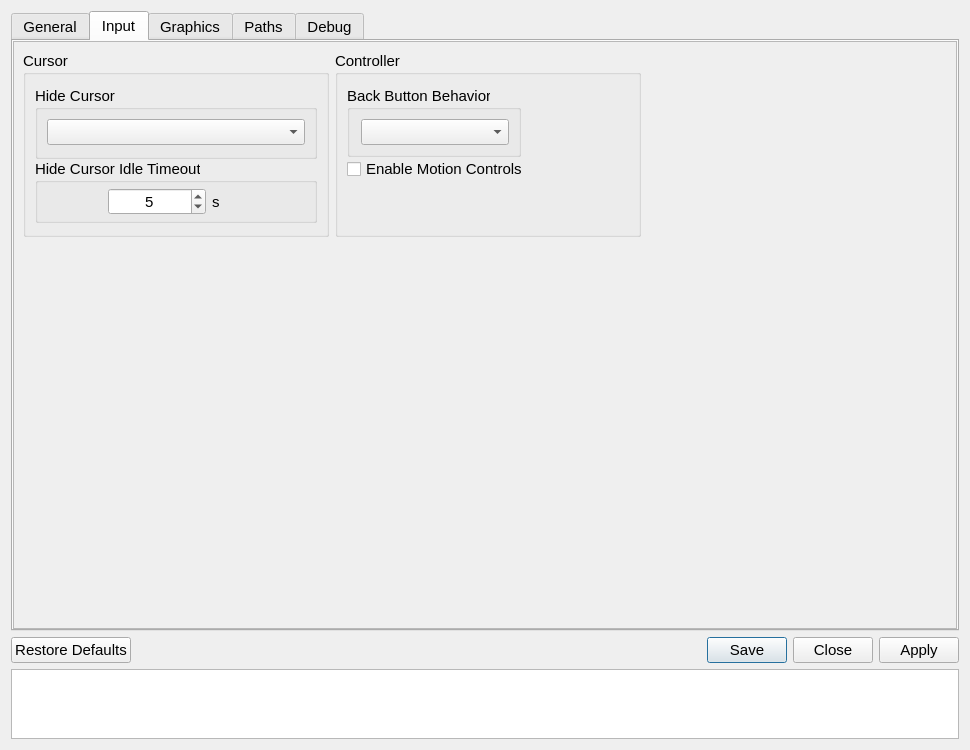
The window that src/qt_gui/settings_dialog.ui (shadps4-emu/shadPS4) describes before a commit, drawn with Qt 5.
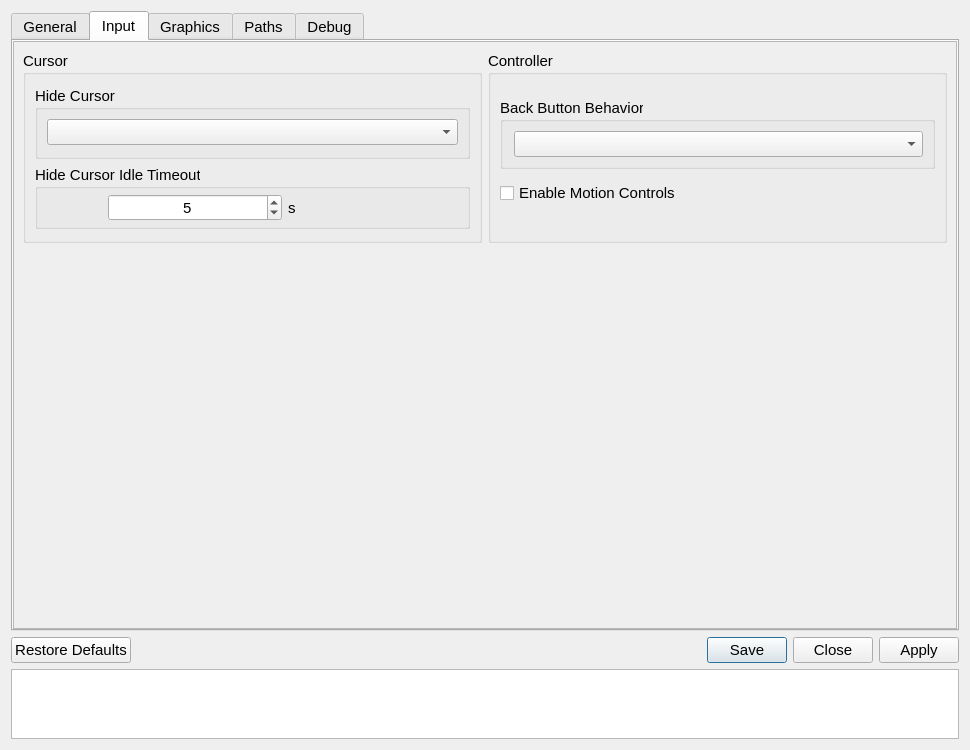
The same window after the commit. The open tabs and pages were chosen to show the change. Icons and pictures are not drawn.

Commit message: Fixup minor issues with the 'Advanced' group box in the 'Debug' tab

The edit to the form file:
```diff
--- a/src/qt_gui/settings_dialog.ui
+++ b/src/qt_gui/settings_dialog.ui
@@ -641,7 +641,7 @@
        </property>
        <layout class="QVBoxLayout" name="inputTabVLayout" stretch="0,0">
         <item>
-         <layout class="QHBoxLayout" name="inputTabHLayoutTop" stretch="1,1,1">
+         <layout class="QHBoxLayout" name="inputTabHLayoutTop" stretch="1,1">
           <item>
            <layout class="QVBoxLayout" name="cursorTabLayoutLeft">
             <property name="spacing">
@@ -655,17 +655,14 @@
               <property name="title">
                <string>Cursor</string>
               </property>
-              <layout class="QVBoxLayout" name="inputCursorLayout">
-               <property name="spacing">
-                <number>0</number>
-               </property>
+              <layout class="QGridLayout" name="gridLayout_2">
                <property name="topMargin">
                 <number>11</number>
                </property>
                <property name="bottomMargin">
                 <number>11</number>
                </property>
-               <item>
+               <item row="0" column="0">
                 <widget class="QGroupBox" name="hideCursorGroupBox">
                  <property name="enabled">
                   <bool>true</bool>
@@ -692,7 +689,7 @@
                  </layout>
                 </widget>
                </item>
-               <item>
+               <item row="1" column="0">
                 <widget class="QGroupBox" name="idleTimeoutGroupBox">
                  <property name="enabled">
                   <bool>true</bool>
@@ -827,7 +824,7 @@
                   <bool>true</bool>
                  </property>
                  <property name="sizePolicy">
-                  <sizepolicy hsizetype="Fixed" vsizetype="Fixed">
+                  <sizepolicy hsizetype="Preferred" vsizetype="Fixed">
                    <horstretch>0</horstretch>
                    <verstretch>0</verstretch>
                   </sizepolicy>
@@ -863,6 +860,12 @@
                  <property name="enabled">
                   <bool>true</bool>
                  </property>
+                 <property name="sizePolicy">
+                  <sizepolicy hsizetype="Preferred" vsizetype="Maximum">
+                   <horstretch>0</horstretch>
+                   <verstretch>0</verstretch>
+                  </sizepolicy>
+                 </property>
                  <property name="minimumSize">
                   <size>
                    <width>0</width>
@@ -876,23 +879,6 @@
             </item>
            </layout>
           </item>
-          <item>
-           <layout class="QVBoxLayout" name="emptyTabLayoutRight">
-            <item>
-             <spacer name="emptyhorizontalSpacer">
-              <property name="orientation">
-               <enum>Qt::Orientation::Horizontal</enum>
-              </property>
-              <property name="sizeHint" stdset="0">
-               <size>
-                <width>40</width>
-                <height>20</height>
-               </size>
-              </property>
-             </spacer>
-            </item>
-           </layout>
-          </item>
          </layout>
         </item>
         <item>
```
Left out of the diff: 7 changed lines with no effect on the pictures.
